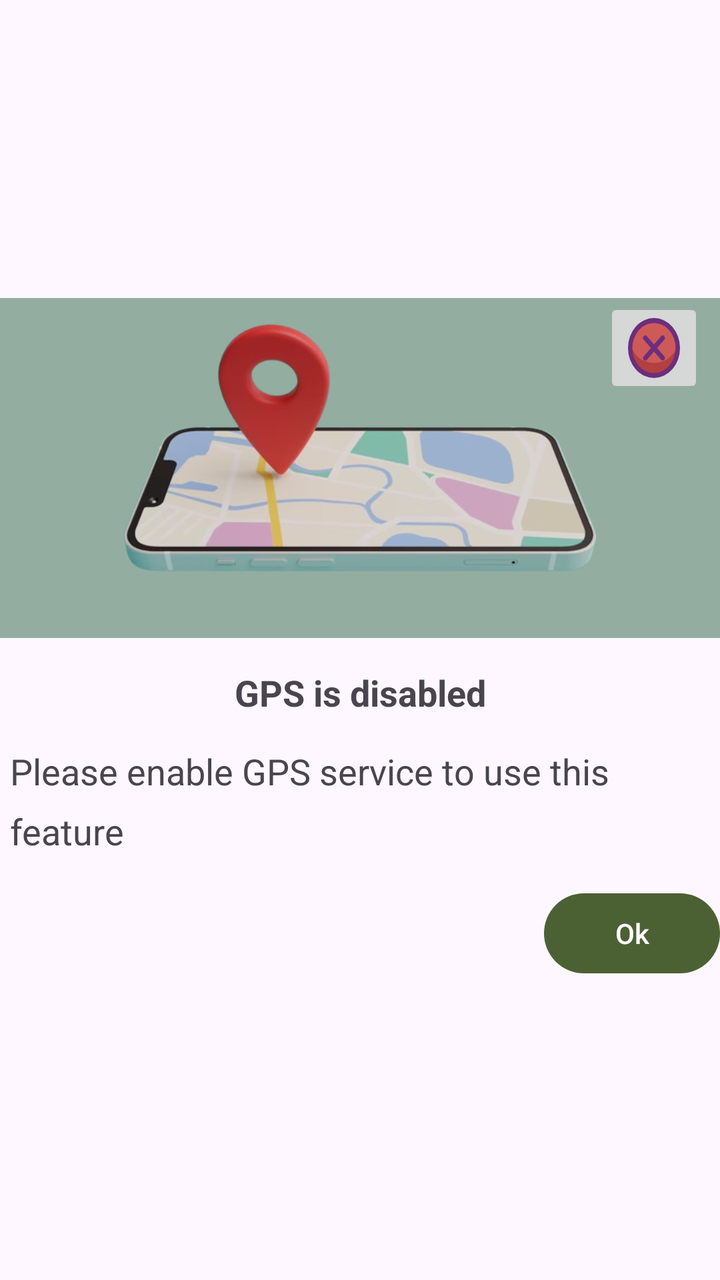
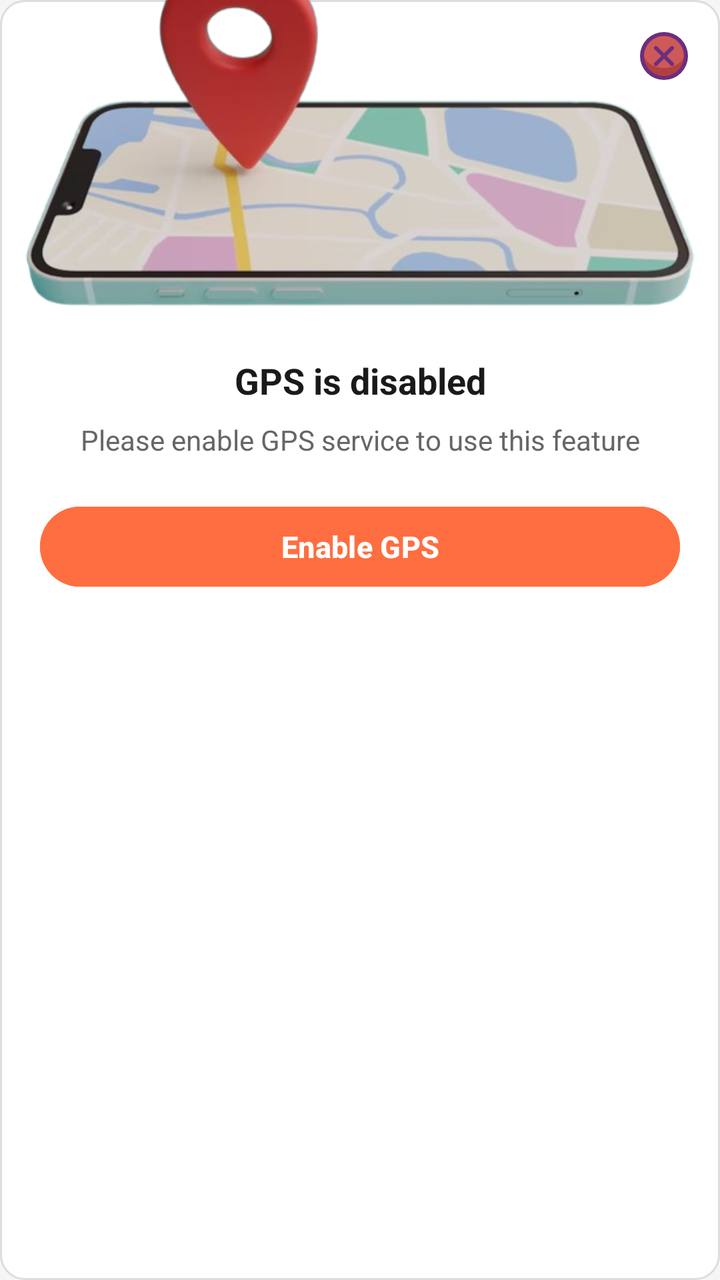

Compare the two renders of this Android layout. The source of the first and the diff that turns it into the second are given below.
<!-- AndroidManifest.xml: application theme Theme.RailRadar -->
<!-- res/layout/gps_permission_dialog.xml -->
<?xml version="1.0" encoding="utf-8"?>
<LinearLayout xmlns:android="http://schemas.android.com/apk/res/android"
    android:orientation="vertical"
    android:layout_width="match_parent"
    android:layout_height="match_parent"
    android:gravity="center">
    <RelativeLayout
        android:layout_width="match_parent"
        android:layout_height="wrap_content"
        >

        <ImageView
            android:background="#93ADA0"
            android:layout_width="match_parent"
            android:layout_height="170sp"
            android:src="@drawable/gps_request"
            android:contentDescription="Location Permission Image"
            />
        <ImageButton
            android:id="@+id/locationPermissionDialogueCross"
            android:layout_width="50sp"
            android:layout_height="50sp"
            android:scaleType="fitXY"
            android:src="@drawable/cancel_icon"
            android:layout_alignParentEnd="true"
            android:layout_marginEnd="8sp"
            />
    </RelativeLayout>
    <TextView
        android:layout_marginTop="15sp"
        android:lineHeight="30sp"
        android:layout_width="match_parent"
        android:layout_height="wrap_content"
        android:text="GPS is disabled"
        android:textStyle="bold"
        android:textAlignment="center"
        android:textSize="18sp"
        />
    <TextView
        android:layout_marginTop="15sp"
        android:lineHeight="30sp"
        android:layout_width="wrap_content"
        android:layout_height="wrap_content"
        android:paddingStart="5sp"
        android:paddingEnd="5sp"
        android:text="Please enable GPS service to use this feature"
        android:textSize="18sp"
        />
    <Button
        android:layout_width="wrap_content"
        android:layout_height="wrap_content"
        android:layout_marginTop="15sp"
        android:text="Ok"
        android:layout_gravity="end"
        android:id="@+id/locationPermissionDialogueEnableGPS"
        />
</LinearLayout>
<!-- resources referenced by this layout -->
<resources>
  <!-- drawable cancel_icon (drawable) -->
  <vector xmlns:android="http://schemas.android.com/apk/res/android"
      android:width="800dp"
      android:height="800dp"
      android:viewportWidth="24"
      android:viewportHeight="24">
    <path
        android:pathData="M23,12A11,11 0,0 1,1 12a10.827,10.827 0,0 1,0.29 -2.5,11 11,0 0,1 21.42,0A10.827,10.827 0,0 1,23 12Z"
        android:fillColor="#b24040"/>
    <path
        android:pathData="M1.29,9.5a10.71,8.5 0,1 0,21.42 0a10.71,8.5 0,1 0,-21.42 0z"
        android:fillColor="#ce5959"/>
    <path
        android:pathData="M12,0A12,12 0,1 0,24 12,12.013 12.013,0 0,0 12,0ZM12,22A10,10 0,1 1,22 12,10.011 10.011,0 0,1 12,22Z"
        android:fillColor="#6c2e7c"/>
    <path
        android:pathData="M16.707,7.293a1,1 0,0 0,-1.414 0L12,10.586 8.707,7.293A1,1 0,1 0,7.293 8.707L10.586,12 7.293,15.293a1,1 0,1 0,1.414 1.414L12,13.414l3.293,3.293a1,1 0,0 0,1.414 -1.414L13.414,12l3.293,-3.293A1,1 0,0 0,16.707 7.293Z"
        android:fillColor="#6c2e7c"/>
  </vector>
  <!-- drawable gps_request: png bitmap (drawable, 136200 bytes) -->
  <style name="Theme.RailRadar" parent="Theme.Material3.DayNight.NoActionBar">
  
          
          <item name="colorPrimary">#4C6133</item>
          <item name="colorOnPrimary">@color/white</item>
          <item name="colorPrimaryContainer">@color/purple_200</item>
          <item name="colorOnPrimaryContainer">@color/black</item>
  
          
          <item name="colorSecondary">@color/teal_200</item>
          <item name="colorOnSecondary">@color/black</item>
  
          
          <item name="android:statusBarColor">?attr/colorPrimary</item>
  
          
      </style>
  <color name="white">#FFFFFFFF</color>
  
  
      //user route train colors
  <color name="purple_200">#FFBB86FC</color>
  <color name="black">#FF000000</color>
  <color name="teal_200">#FF03DAC5</color>
</resources>

<!-- the commit's change to res/layout/gps_permission_dialog.xml (unified diff, before → after) -->
@@ -1,57 +1,74 @@
 <?xml version="1.0" encoding="utf-8"?>
 <LinearLayout xmlns:android="http://schemas.android.com/apk/res/android"
+    android:layout_width="match_parent"
+    android:layout_height="wrap_content"
     android:orientation="vertical"
-    android:layout_width="match_parent"
-    android:layout_height="match_parent"
-    android:gravity="center">
+    android:gravity="center_horizontal"
+    android:paddingBottom="20dp"
+    android:background="@drawable/bg_passenger_pnr_card">
+
+    
     <RelativeLayout
         android:layout_width="match_parent"
-        android:layout_height="wrap_content"
-        >
+        android:layout_height="wrap_content">
 
         <ImageView
-            android:background="#93ADA0"
             android:layout_width="match_parent"
-            android:layout_height="170sp"
+            android:layout_height="160dp"
             android:src="@drawable/gps_request"
-            android:contentDescription="Location Permission Image"
-            />
+            android:scaleType="centerCrop"
+            android:contentDescription="Location Permission Image" />
+
         <ImageButton
             android:id="@+id/locationPermissionDialogueCross"
-            android:layout_width="50sp"
-            android:layout_height="50sp"
-            android:scaleType="fitXY"
+            android:layout_width="36dp"
+            android:layout_height="36dp"
+            android:layout_alignParentEnd="true"
+            android:layout_marginTop="10dp"
+            android:layout_marginEnd="10dp"
+            android:background="?attr/selectableItemBackgroundBorderless"
+            android:padding="6dp"
+            android:scaleType="fitCenter"
             android:src="@drawable/cancel_icon"
-            android:layout_alignParentEnd="true"
-            android:layout_marginEnd="8sp"
-            />
+            android:contentDescription="Close" />
     </RelativeLayout>
+
+    
     <TextView
-        android:layout_marginTop="15sp"
-        android:lineHeight="30sp"
         android:layout_width="match_parent"
         android:layout_height="wrap_content"
+        android:layout_marginTop="18dp"
+        android:layout_marginHorizontal="20dp"
         android:text="GPS is disabled"
         android:textStyle="bold"
         android:textAlignment="center"
         android:textSize="18sp"
-        />
+        android:textColor="#1A1A1A" />
+
+    
     <TextView
-        android:layout_marginTop="15sp"
-        android:lineHeight="30sp"
-        android:layout_width="wrap_content"
+        android:layout_width="match_parent"
         android:layout_height="wrap_content"
-        android:paddingStart="5sp"
-        android:paddingEnd="5sp"
+        android:layout_marginTop="8dp"
+        android:layout_marginHorizontal="24dp"
         android:text="Please enable GPS service to use this feature"
-        android:textSize="18sp"
-        />
+        android:textSize="14sp"
+        android:textAlignment="center"
+        android:textColor="#666666"
+        android:lineSpacingExtra="2dp" />
+
+    
     <Button
-        android:layout_width="wrap_content"
-        android:layout_height="wrap_content"
-        android:layout_marginTop="15sp"
-        android:text="Ok"
-        android:layout_gravity="end"
         android:id="@+id/locationPermissionDialogueEnableGPS"
-        />
+        android:layout_width="match_parent"
+        android:layout_height="48dp"
+        android:layout_marginTop="20dp"
+        android:layout_marginHorizontal="20dp"
+        android:text="Enable GPS"
+        android:textSize="15sp"
+        android:textStyle="bold"
+        android:textColor="#FFFFFF"
+        android:backgroundTint="#FF6E40"
+        android:elevation="2dp" />
+
 </LinearLayout>
<!-- resource entries referenced after the edit -->
@@ -1,5 +1,21 @@
 <!-- resources referenced by this layout -->
 <resources>
+  <!-- drawable bg_passenger_pnr_card (drawable) -->
+  <?xml version="1.0" encoding="utf-8"?>
+  <shape xmlns:android="http://schemas.android.com/apk/res/android"
+      android:shape="rectangle">
+  
+      
+      <corners android:radius="12dp" />
+  
+      
+      <solid android:color="@android:color/white" />
+  
+      
+      <stroke
+          android:width="1dp"
+          android:color="#DDDDDD" />
+  </shape>
   <!-- drawable cancel_icon (drawable) -->
   <vector xmlns:android="http://schemas.android.com/apk/res/android"
       android:width="800dp"
@@ -23,26 +39,27 @@
   <style name="Theme.RailRadar" parent="Theme.Material3.DayNight.NoActionBar">
   
           
-          <item name="colorPrimary">#4C6133</item>
-          <item name="colorOnPrimary">@color/white</item>
-          <item name="colorPrimaryContainer">@color/purple_200</item>
-          <item name="colorOnPrimaryContainer">@color/black</item>
+          <item name="colorPrimary">#1E3A8A</item>
+          <item name="colorOnPrimary">#FFFFFF</item>
+          <item name="colorPrimaryContainer">#DBE1FF</item>
+          <item name="colorOnPrimaryContainer">#00174B</item>
   
           
-          <item name="colorSecondary">@color/teal_200</item>
-          <item name="colorOnSecondary">@color/black</item>
+          <item name="colorSecondary">#FF6E40</item>
+          <item name="colorOnSecondary">#FFFFFF</item>
+          <item name="colorSecondaryContainer">#FFDBCF</item>
+          <item name="colorOnSecondaryContainer">#3A0B00</item>
+  
+          
+          <item name="android:colorBackground">#F5F5F7</item>
+          <item name="colorSurface">#FFFFFF</item>
+          <item name="colorOnSurface">#1A1A1A</item>
+          <item name="colorOnSurfaceVariant">#5C5C5C</item>
   
           
           <item name="android:statusBarColor">?attr/colorPrimary</item>
+          <item name="android:windowLightStatusBar">false</item>
   
-          
       </style>
-  <color name="white">#FFFFFFFF</color>
-  
-  
-      //user route train colors
-  <color name="purple_200">#FFBB86FC</color>
-  <color name="black">#FF000000</color>
-  <color name="teal_200">#FF03DAC5</color>
 </resources>
 
